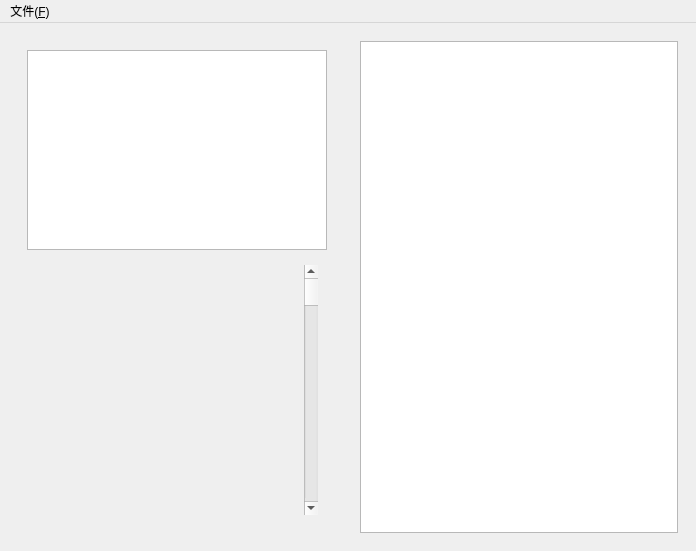
This is src/GUI/mainwindow.ui in KamiuKamew/HashMark as Qt 5 draws it before an edit. The edited form follows.
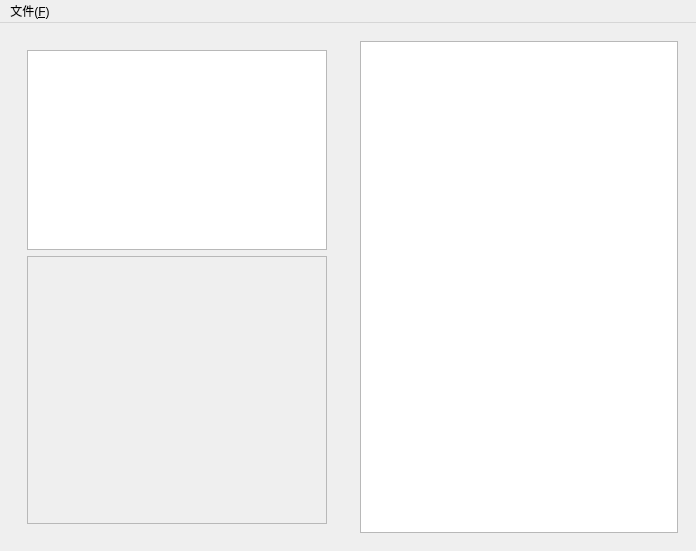
This is the edited form.

The edit to the form file:
```diff
--- a/src/GUI/mainwindow.ui
+++ b/src/GUI/mainwindow.ui
@@ -35,19 +35,20 @@
            </widget>
           </item>
           <item>
-           <widget class="QWidget" name="Layout_Variable_2" native="true">
-            <layout class="QHBoxLayout" name="Layout_Variable">
-             <item>
-              <widget class="QWidget" name="widget_Variable_Container" native="true"/>
-             </item>
-             <item>
-              <widget class="QScrollBar" name="ScrollBar_Variable">
-               <property name="orientation">
-                <enum>Qt::Vertical</enum>
-               </property>
-              </widget>
-             </item>
-            </layout>
+           <widget class="QScrollArea" name="scrollArea">
+            <property name="widgetResizable">
+             <bool>true</bool>
+            </property>
+            <widget class="QWidget" name="widget_Variable_Container">
+             <property name="geometry">
+              <rect>
+               <x>0</x>
+               <y>0</y>
+               <width>288</width>
+               <height>251</height>
+              </rect>
+             </property>
+            </widget>
            </widget>
           </item>
          </layout>
```
